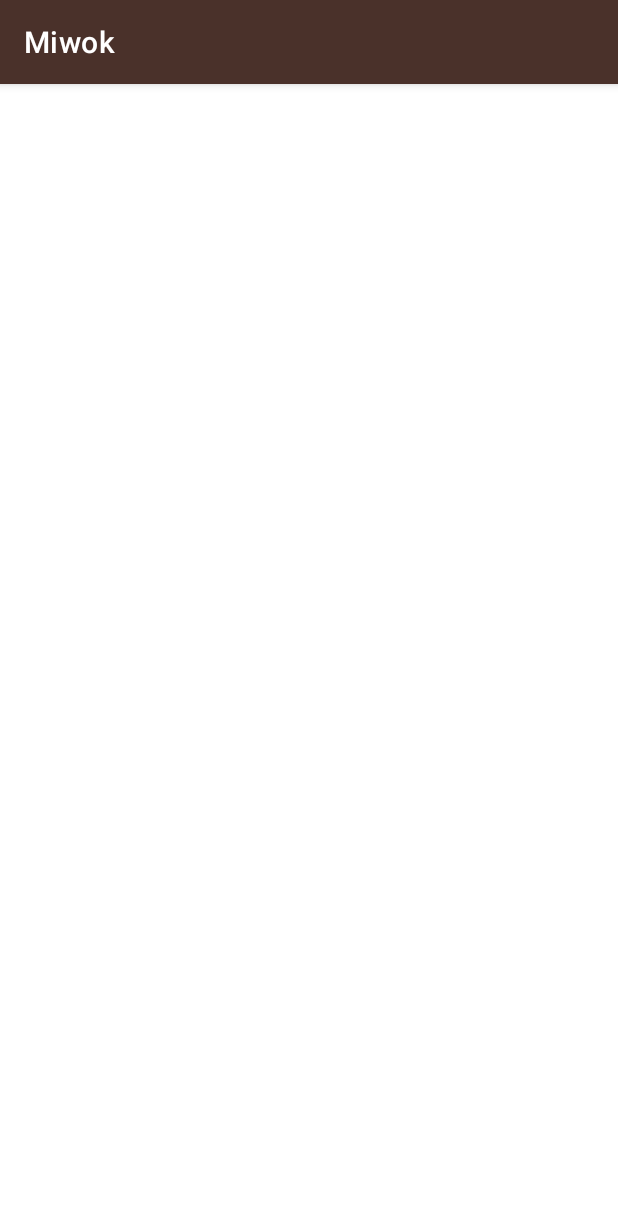
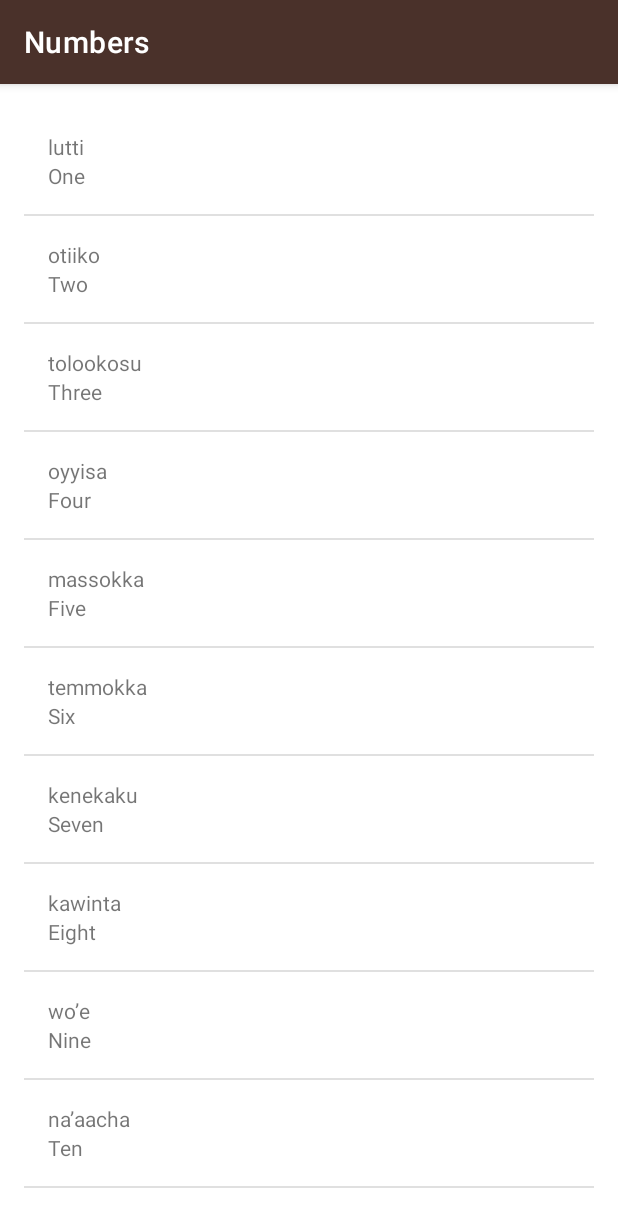
Before and after one commit to Arsonist-Cook/Desenvolvimento-Android_Trilha-Basica, an Android app: the NumbersActivity screen opened directly, with no data from a screen before it, on a phone screen of 412 x 824 dp. Shown: the top 1227 px of the screen. Run offline under Robolectric (Android 15) with nearby library versions, the phone set to English and light mode, and no system bars.

Commit message:
First Steps with ListView

```diff
--- a/Multiscreen Apps/Miwok/app/src/main/java/com/example/android/miwok/NumbersActivity.kt
+++ b/Multiscreen Apps/Miwok/app/src/main/java/com/example/android/miwok/NumbersActivity.kt
@@ -1,11 +1,28 @@
 package com.example.android.miwok
 
+import android.os.Bundle
+import android.widget.ArrayAdapter
+import android.widget.ListView
 import androidx.appcompat.app.AppCompatActivity
-import android.os.Bundle
 
 class NumbersActivity : AppCompatActivity() {
     override fun onCreate(savedInstanceState: Bundle?) {
         super.onCreate(savedInstanceState)
         setContentView(R.layout.activity_numbers)
+        var words:ArrayList<Word> = ArrayList<Word>()
+        words.add(Word("One", "lutti"))
+        words.add(Word("Two", "otiiko"))
+        words.add(Word("Three","tolookosu"))
+        words.add(Word("Four","oyyisa"))
+        words.add(Word("Five","massokka"))
+        words.add(Word("Six","temmokka"))
+        words.add(Word("Seven","kenekaku"))
+        words.add(Word("Eight","kawinta"))
+        words.add(Word("Nine","wo’e"))
+        words.add(Word("Ten","na’aacha"))
+
+        var listAdapter:WordAdapter = WordAdapter(this, words)
+        var listView: ListView = findViewById<ListView>(R.id.list)
+        listView.adapter = listAdapter
     }
 }
--- /dev/null
+++ b/Multiscreen Apps/Miwok/app/src/main/java/com/example/android/miwok/Word.kt
@@ -0,0 +1,6 @@
+package com.example.android.miwok
+
+class Word (default:String, miwok:String) {
+    var defaultTranslation:String = default
+    var miwokTranslation = miwok
+}
--- /dev/null
+++ b/Multiscreen Apps/Miwok/app/src/main/java/com/example/android/miwok/WordAdapter.kt
@@ -0,0 +1,28 @@
+package com.example.android.miwok
+
+import android.content.Context
+import android.view.LayoutInflater
+import android.view.View
+import android.view.ViewGroup
+import android.widget.ArrayAdapter
+import android.widget.TextView
+
+class WordAdapter(context: Context, words: ArrayList<Word>) :
+    ArrayAdapter<Word>(context, 0, words) {
+
+    override fun getView(position: Int, convertView: View?, parent: ViewGroup): View {
+        // Check if the existing view is being reused, otherwise inflate the view
+        val listItemView: View =
+            convertView ?: LayoutInflater.from(context).inflate(R.layout.list_item, parent, false)
+
+        // Get the {@link Word} object located at this position in the list
+        val word: Word? = getItem(position)
+        val defaultTextView: TextView? = listItemView.findViewById(R.id.default_text_view)
+        defaultTextView?.text = word?.defaultTranslation
+
+        val miwokTextView: TextView? = listItemView.findViewById(R.id.miwok_text_view)
+        miwokTextView?.text = word?.miwokTranslation
+
+        return listItemView
+    }
+}
--- a/Multiscreen Apps/Miwok/app/src/main/res/layout/activity_numbers.xml
+++ b/Multiscreen Apps/Miwok/app/src/main/res/layout/activity_numbers.xml
@@ -1,9 +1,12 @@
 <?xml version="1.0" encoding="utf-8"?>
-<androidx.constraintlayout.widget.ConstraintLayout xmlns:android="http://schemas.android.com/apk/res/android"
-    xmlns:app="http://schemas.android.com/apk/res-auto"
+<ListView xmlns:android="http://schemas.android.com/apk/res/android"
     xmlns:tools="http://schemas.android.com/tools"
     android:layout_width="match_parent"
     android:layout_height="match_parent"
-    tools:context=".NumbersActivity">
+    android:paddingBottom="@dimen/activity_vertical_margin"
+    android:paddingLeft="@dimen/activity_horizontal_margin"
+    android:paddingRight="@dimen/activity_horizontal_margin"
+    android:paddingTop="@dimen/activity_vertical_margin"
+    android:id="@+id/list">
 
-</androidx.constraintlayout.widget.ConstraintLayout>
+</ListView>
--- /dev/null
+++ b/Multiscreen Apps/Miwok/app/src/main/res/layout/list_item.xml
@@ -0,0 +1,21 @@
+<?xml version="1.0" encoding="utf-8"?>
+<LinearLayout xmlns:android="http://schemas.android.com/apk/res/android"
+    xmlns:tools="http://schemas.android.com/tools"
+    android:layout_width="match_parent"
+    android:layout_height="match_parent"
+    android:orientation="vertical"
+    android:padding="@dimen/activity_horizontal_margin">
+
+    <TextView
+        android:id="@+id/miwok_text_view"
+        android:layout_width="match_parent"
+        android:layout_height="wrap_content"
+        tools:text="lutti" />
+
+    <TextView
+        android:id="@+id/default_text_view"
+        android:layout_width="match_parent"
+        android:layout_height="wrap_content"
+        tools:text="one" />
+
+</LinearLayout>
```
Also changed, not shown: Multiscreen Apps/Miwok/app/src/main/AndroidManifest.xml (+8 -4 lines), Multiscreen Apps/Miwok/app/src/main/java/com/example/android/miwok/MainActivity.kt (+26 -0 lines), Multiscreen Apps/Miwok/app/src/main/res/layout/activity_main.xml (+8 -4 lines).
